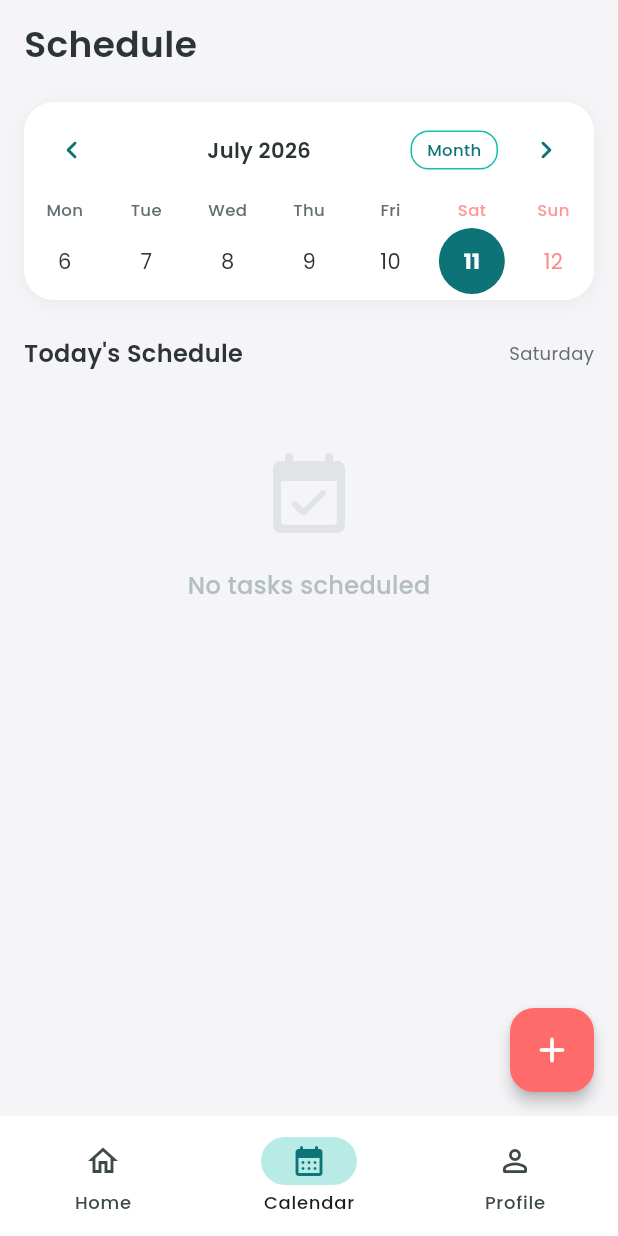
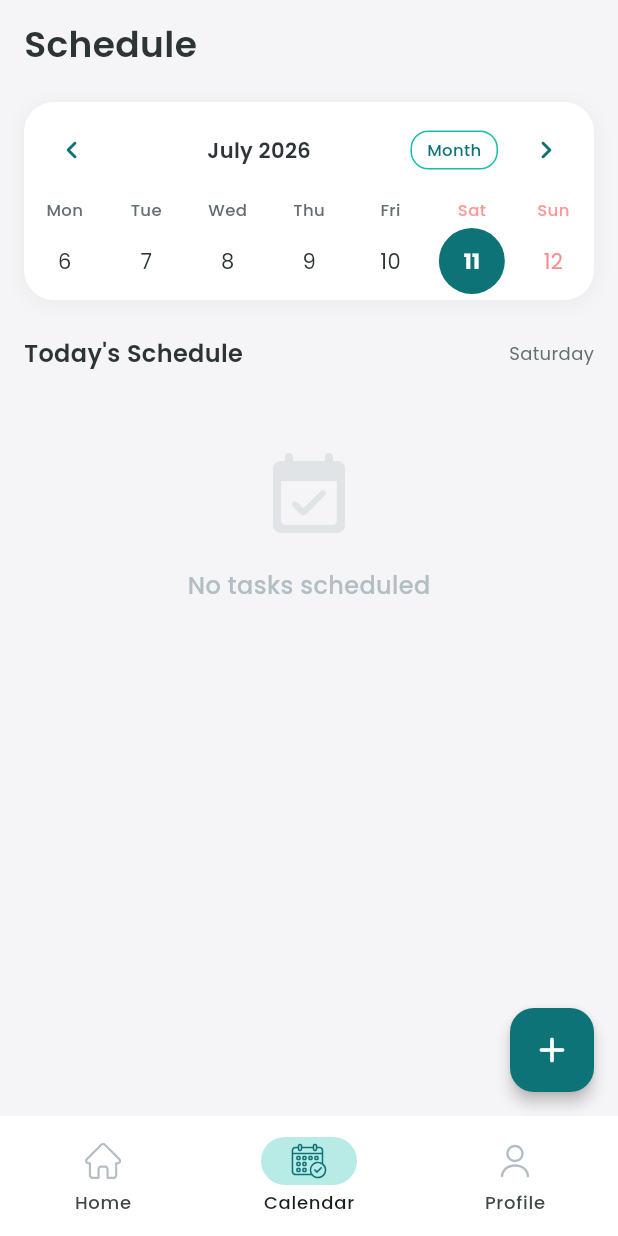
Before and after one commit to aete-sam/tick_it, a Flutter app: the MainNavigationScreen screen opened by its route, item 2 of the bottom bar chosen, on a phone screen of 412 x 824 dp. Run offline on Flutter 3.47's test engine with Material 3 defaults, Android fonts, the phone set to English and light mode, and no system bars; drawn by our look-alikes of table_calendar; our stand-ins replace cloud_firestore, firebase_auth, firebase_core, flutter_svg, google_fonts, google_sign_in and 1 more; accounts and stored records are empty; generated files the repository leaves out were written again; network calls fail.

Commit message:
minor ui chnages

```diff
--- a/lib/providers/task_provider.dart
+++ b/lib/providers/task_provider.dart
@@ -66,7 +66,7 @@ class TaskProvider extends ChangeNotifier {
         notifyListeners();
       },
       onError: (e) {
-        debugPrint('Failed to load all tasks: $e');
+        _errorMessage = 'Failed to load all tasks.';
       },
     );
   }
--- a/lib/screens/main_navigation_screen.dart
+++ b/lib/screens/main_navigation_screen.dart
@@ -4,6 +4,7 @@ import 'package:tick_it/screens/calendar_screen.dart';
 import 'package:tick_it/screens/home_screen.dart';
 import 'package:tick_it/screens/profile_screen.dart';
 import 'package:tick_it/config/theme.dart';
+import 'package:flutter_svg/flutter_svg.dart';
 
 class MainNavigationScreen extends StatefulWidget {
   const MainNavigationScreen({super.key});
@@ -37,20 +38,20 @@ class _MainNavigationScreenState extends State<MainNavigationScreen> {
         },
         backgroundColor: AppColors.surface,
         indicatorColor: AppColors.primaryLight.withValues(alpha: 0.3),
-        destinations: const [
+        destinations: [
           NavigationDestination(
-            icon: Icon(Icons.home_outlined),
-            selectedIcon: Icon(Icons.home_rounded, color: AppColors.primary),
+            icon: SvgPicture.asset('assets/icons/home.svg', width: 24, height: 24, colorFilter: const ColorFilter.mode(AppColors.textHint, BlendMode.srcIn)),
+            selectedIcon: SvgPicture.asset('assets/icons/home.svg', width: 24, height: 24, colorFilter: const ColorFilter.mode(AppColors.primary, BlendMode.srcIn)),
             label: 'Home',
           ),
           NavigationDestination(
-            icon: Icon(Icons.calendar_month_outlined),
-            selectedIcon: Icon(Icons.calendar_month_rounded, color: AppColors.primary),
+            icon: SvgPicture.asset('assets/icons/schedule.svg', width: 24, height: 24, colorFilter: const ColorFilter.mode(AppColors.textHint, BlendMode.srcIn)),
+            selectedIcon: SvgPicture.asset('assets/icons/schedule.svg', width: 24, height: 24, colorFilter: const ColorFilter.mode(AppColors.primary, BlendMode.srcIn)),
             label: 'Calendar',
           ),
           NavigationDestination(
-            icon: Icon(Icons.person_outline_rounded),
-            selectedIcon: Icon(Icons.person_rounded, color: AppColors.primary),
+            icon: SvgPicture.asset('assets/icons/user.svg', width: 24, height: 24, colorFilter: const ColorFilter.mode(AppColors.textHint, BlendMode.srcIn)),
+            selectedIcon: SvgPicture.asset('assets/icons/user.svg', width: 24, height: 24, colorFilter: const ColorFilter.mode(AppColors.primary, BlendMode.srcIn)),
             label: 'Profile',
           ),
         ],
@@ -59,7 +60,7 @@ class _MainNavigationScreenState extends State<MainNavigationScreen> {
         onPressed: () {
           Navigator.pushNamed(context, AppRoutes.createTask);
         },
-        backgroundColor: AppColors.secondary,
+        backgroundColor: AppColors.primary,
         elevation: 4,
         child: const Icon(Icons.add_rounded, color: AppColors.surface, size: 28),
       ),
```
Also changed, not shown: lib/main.dart (+1 -6 lines).
